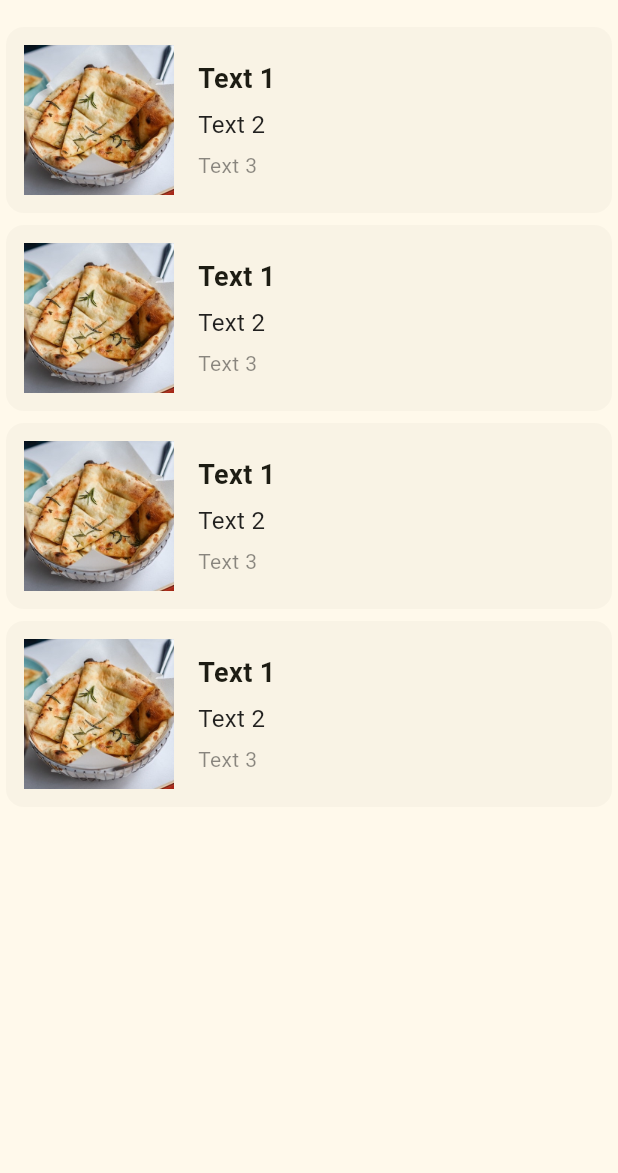
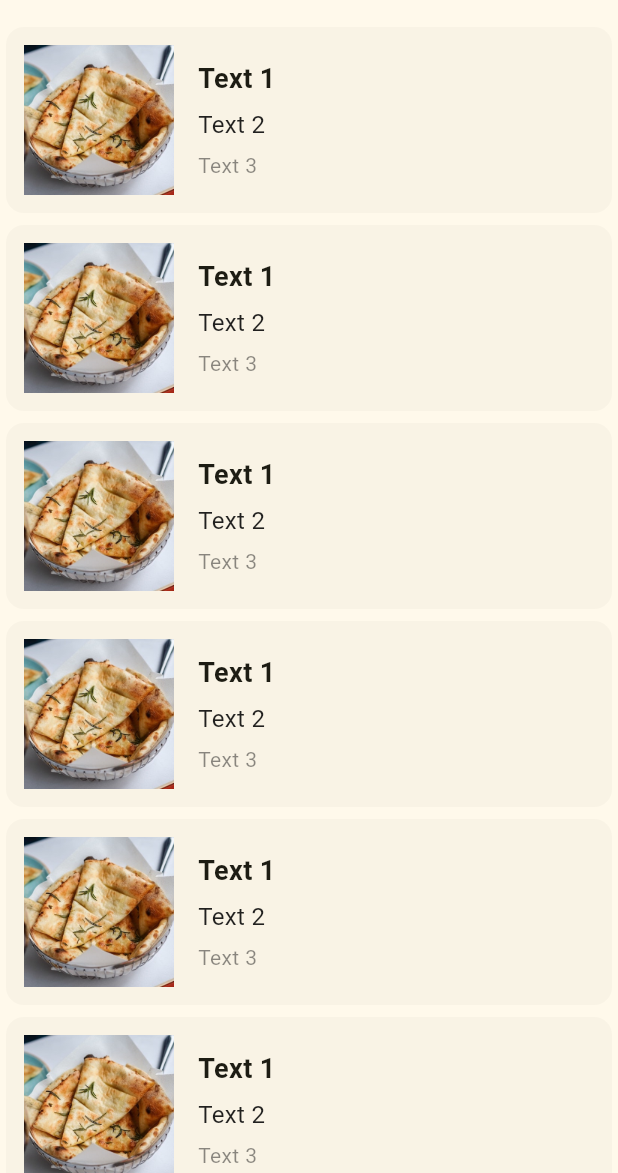
Before and after one commit to Atu141/Pizza_Menu, a Flutter app: the screen it shows after launch, on a phone screen of 412 x 824 dp, the part 63-1236 px from its top. Run offline on Flutter 3.47's test engine with Material 3 defaults, Android fonts, the phone set to English and light mode, and no system bars.

Commit message:
adição do SingleChildScrollView

```diff
--- a/analysis_options.yaml
+++ b/analysis_options.yaml
@@ -7,6 +7,9 @@
 
 # The following line activates a set of recommended lints for Flutter apps,
 # packages, and plugins designed to encourage good coding practices.
+analyzer:
+  errors:
+    prefer_const_constructors: ignore
 include: package:flutter_lints/flutter.yaml
 
 linter:
--- a/lib/pizza_menu.dart
+++ b/lib/pizza_menu.dart
@@ -10,14 +10,19 @@ class PizzaMenu extends StatelessWidget {
       appBar: AppBar(
         title: const Text('Pizza Menu'),
       ),
-      body: Column(
+      body: SingleChildScrollView(
+        child: Column(
           children: [
+            MenuItem(),
+            MenuItem(),
+            MenuItem(),
             MenuItem(),
             MenuItem(),
             MenuItem(),
             MenuItem(),
           ],
         ),
+      ),
     );
   }
 }
```
Lines whose indentation alone changed are shown as unchanged.
